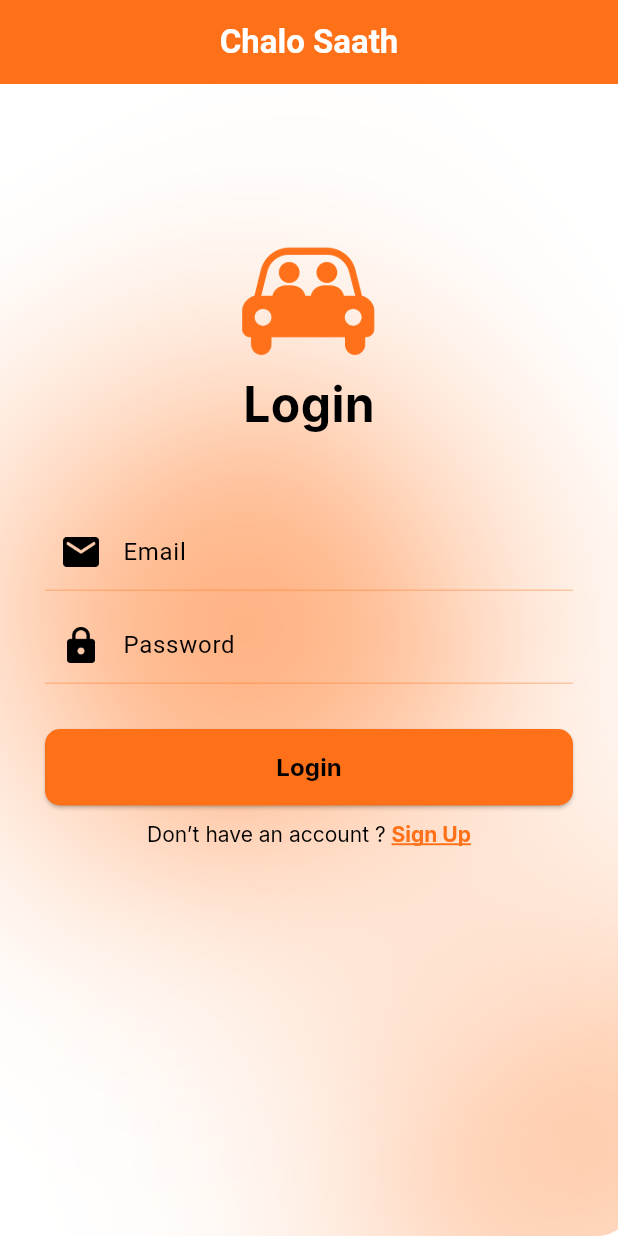
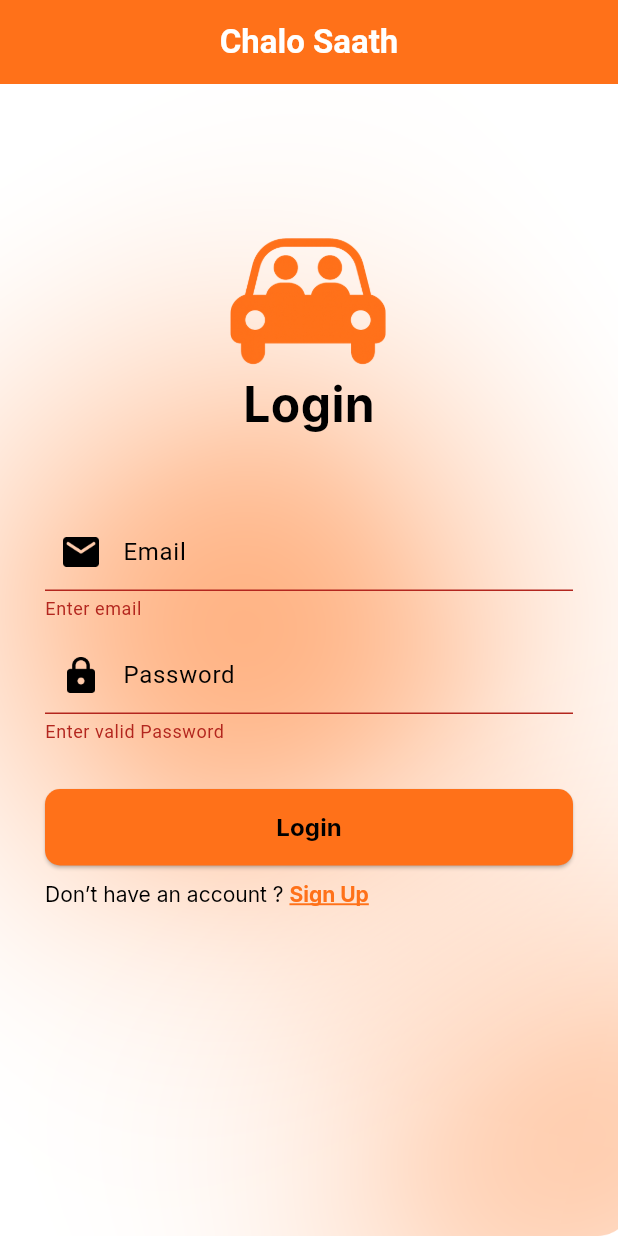
Before and after one commit to gbali0904/ChaloSaath, a Flutter app: the LoginScreen screen opened by its route, after a tap on "Login", on a phone screen of 412 x 824 dp. Run offline on Flutter 3.47's test engine with Material 3 defaults, Android fonts, the light colour scheme and no system bars; our stand-ins replace cloud_firestore, firebase_auth, firebase_core, flutter_bloc, get_it, google_fonts and 1 more; accounts and stored records are empty.

Commit message:
# login with firebase

```diff
--- a/lib/core/routes/RouteGenerator.dart
+++ b/lib/core/routes/RouteGenerator.dart
@@ -15,7 +15,7 @@
       case '/onboarding':
         return MaterialPageRoute(builder: (_) => OnboardingScreen(bloc: getX<OnboardingBloc>(),));
       case '/login':
-        return MaterialPageRoute(builder: (_) => LoginScreen());
+        return MaterialPageRoute(builder: (_) => LoginScreen(bloc :getX<AuthorizationBloc>()));
         case '/signup':
         return MaterialPageRoute(builder: (_) => SignUpScreen(bloc :getX<AuthorizationBloc>()));
         case '/main':
--- a/lib/features/authorization/data/authEvent.dart
+++ b/lib/features/authorization/data/authEvent.dart
@@ -11,3 +11,8 @@
   final UserModel userData;
   RegisterUser(this.userData);
 }
+class LoginIN extends AuthEvent{
+  String email;
+  String password;
+  LoginIN( this.email,  this.password) ;
+}
--- a/lib/features/authorization/data/authState.dart
+++ b/lib/features/authorization/data/authState.dart
@@ -1,3 +1,5 @@
+import 'package:firebase_auth/firebase_auth.dart';
+
 abstract class AuthState {}
 
 class AuthInitial extends AuthState {}
@@ -16,6 +18,10 @@
 
 class AuthSuccess extends AuthState {}
 
+class LoginSuccess extends AuthState {
+  final UserCredential userCredential;
+  LoginSuccess(this.userCredential);
+}
 class AuthFailure extends AuthState {
   final String message;
   AuthFailure(this.message);
--- a/lib/features/authorization/domain/repositories/auth_repository.dart
+++ b/lib/features/authorization/domain/repositories/auth_repository.dart
@@ -1,7 +1,9 @@
+import 'package:firebase_auth/firebase_auth.dart';
+
 import '../../data/user_model.dart';
 
 abstract class AuthRepository {
-  Future<void> registerUser({
-    required UserModel userData,
-  });
+  Future<void> registerUser({required UserModel userData});
+
+  Future<UserCredential?> loginUser({required String email, required String password});
 }
--- a/lib/features/authorization/domain/repositories/firebase_auth_repository.dart
+++ b/lib/features/authorization/domain/repositories/firebase_auth_repository.dart
@@ -18,8 +18,6 @@
       );
 
       final uid = userCredential.user!.uid;
-
-      // Save extra data to Firestore
       await _firestore
           .collection('users')
           .doc(uid)
@@ -32,4 +30,9 @@
       }
     }
   }
+
+  @override
+  Future<UserCredential> loginUser({required String email, required String password}) {
+    return _firebaseAuth.signInWithEmailAndPassword(email: email, password: password);
+  }
 }
--- a/lib/features/authorization/presentation/LoginScreen.dart
+++ b/lib/features/authorization/presentation/LoginScreen.dart
@@ -1,22 +1,66 @@
 import 'package:chalosaath/features/helper/CustomScaffold.dart';
 import 'package:flutter/gestures.dart';
 import 'package:flutter/material.dart';
+import 'package:flutter_bloc/flutter_bloc.dart';
 import 'package:google_fonts/google_fonts.dart';
 
 import '../../../theme/app_colors.dart';
+import '../../loader/CustomLoader.dart';
+import '../data/authEvent.dart';
+import '../data/authState.dart';
+import 'auth_bloc.dart';
 
 class LoginScreen extends StatefulWidget {
-  const LoginScreen({super.key});
+  final AuthorizationBloc bloc;
+
+  const LoginScreen({super.key, required this.bloc});
 
   @override
   State<LoginScreen> createState() => _LoginScreenState();
 }
 
 class _LoginScreenState extends State<LoginScreen> {
+  bool isLoading = false;
+  final _formKey = GlobalKey<FormState>();
+  final emailController = TextEditingController();
+  final passwordController = TextEditingController();
+
   @override
   Widget build(BuildContext context) {
-    return CustomScaffold(
-      body: Container(
+    return BlocProvider(
+      create: (_) => widget.bloc,
+      child: BlocListener<AuthorizationBloc, AuthState>(
+        listener: (context, state) {
+          if (state is AuthLoading) {
+            setState(() {
+              isLoading= true;
+            });
+          } else if (state is LoginSuccess) {
+            setState(() {
+              isLoading= false;
+            });
+            print("userData ${state.userCredential.user?.email}");
+
+          } else if (state is AuthFailure) {
+            setState(() {
+              isLoading= false;
+            });
+            ScaffoldMessenger.of(
+              context,
+            ).showSnackBar(SnackBar(content: Text(state.message)));
+            print("${state.message}");
+          }
+        },
+        child: buildUI(),
+      ),
+    );
+  }
+
+  buildUI() {
+    return  CustomScaffold(
+      body: Stack(
+        children: [
+          Container(
             height: double.infinity,
             width: double.infinity,
             decoration: BoxDecoration(
@@ -27,7 +71,9 @@
             ),
             child: Padding(
               padding: const EdgeInsets.only(left: 30, right: 30),
-          child: Column(
+              child: Form(
+                key: _formKey,
+                child: ListView(
                   children: [
                     SizedBox(height: 100),
                     Image.asset("assets/logo.png", height: 90, width: 90),
@@ -42,7 +88,8 @@
                       ),
                     ),
                     SizedBox(height: 50),
-              TextField(
+                    TextFormField(
+                      controller: emailController,
                       decoration: InputDecoration(
                         hintText: "Email",
                         prefixIcon: Padding(
@@ -58,7 +105,7 @@
                         hintStyle: TextStyle(color: Colors.black),
                         enabledBorder: UnderlineInputBorder(
                           borderSide: BorderSide(
-                      color:AppColors.underline,
+                            color: AppColors.underline,
                           ), // default underline
                         ),
                         contentPadding: EdgeInsets.symmetric(vertical: 14),
@@ -68,9 +115,15 @@
                           ), // underline on focus
                         ),
                       ),
+                      validator: (value) {
+                        if (value!.isEmpty) return "Enter email";
+                        if (!value.contains("@")) return "Enter valid email";
+                        return null;
+                      },
                     ),
                     SizedBox(height: 10),
-              TextField(
+                    TextFormField(
+                      controller: passwordController,
                       decoration: InputDecoration(
                         hintText: "Password",
                         prefixIcon: Padding(
@@ -96,13 +149,22 @@
                           ), // underline on focus
                         ),
                       ),
+                      validator: (value) {
+                        if (value!.isEmpty) return "Enter valid Password";
+                        if (value.length != 6)
+                          return "Password should be at least 6 characters";
+
+                        return null;
+                      },
                     ),
                     SizedBox(height: 30),
                     SizedBox(
                       width: double.infinity,
                       child: ElevatedButton(
                         onPressed: () {
-                    // Handle tap
+                          if (_formKey.currentState!.validate()) {
+                            widget.bloc.add(LoginIN(emailController.text , passwordController.text));
+                          }
                         },
                         style: ElevatedButton.styleFrom(
                           backgroundColor: AppColors.primary,
@@ -134,7 +196,8 @@
                               decoration: TextDecoration.underline,
                               fontWeight: FontWeight.bold,
                             ),
-                      recognizer: TapGestureRecognizer()..onTap = () {
+                            recognizer: TapGestureRecognizer()
+                              ..onTap = () {
                                 Navigator.pushNamed(context, "/signup");
                               },
                           ),
@@ -145,6 +208,10 @@
                 ),
               ),
             ),
+          ),
+          isLoading == true ? CustomLoader() : Container(),
+        ],
+      ),
     );
   }
 }
```
Also changed, not shown: lib/features/authorization/presentation/SignUpScreen.dart (+62 -51 lines), lib/features/authorization/presentation/auth_bloc.dart (+15 -0 lines), lib/features/loader/CustomLoader.dart (added, +23 -0 lines), 3 other files. Lines whose indentation alone changed are shown as unchanged.
